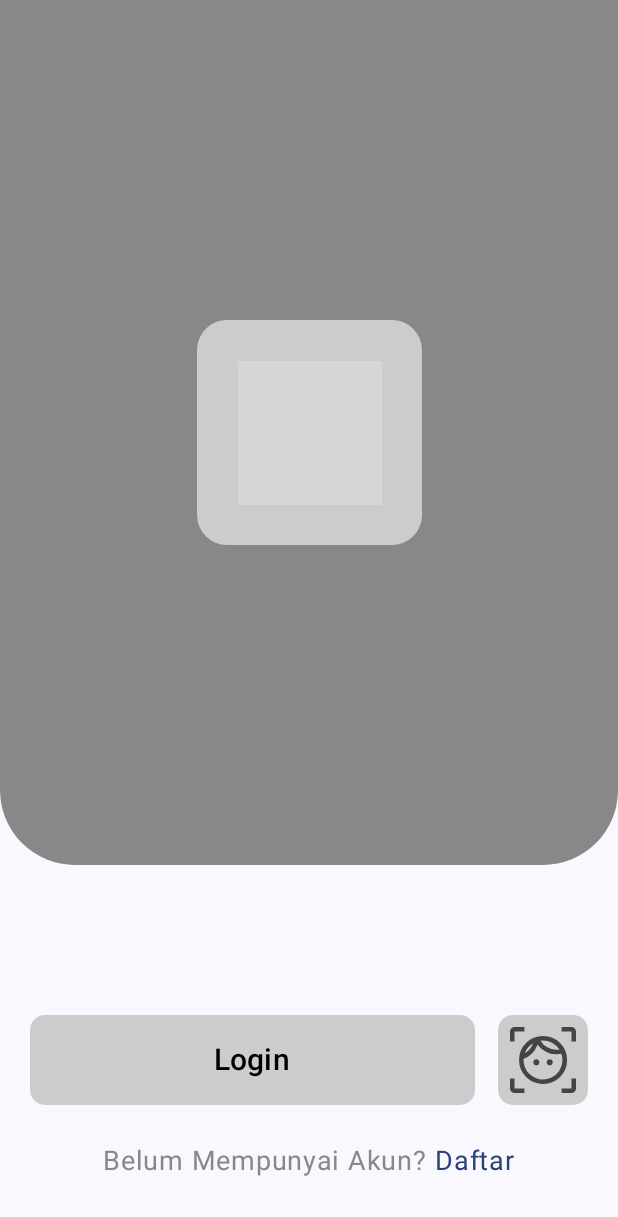
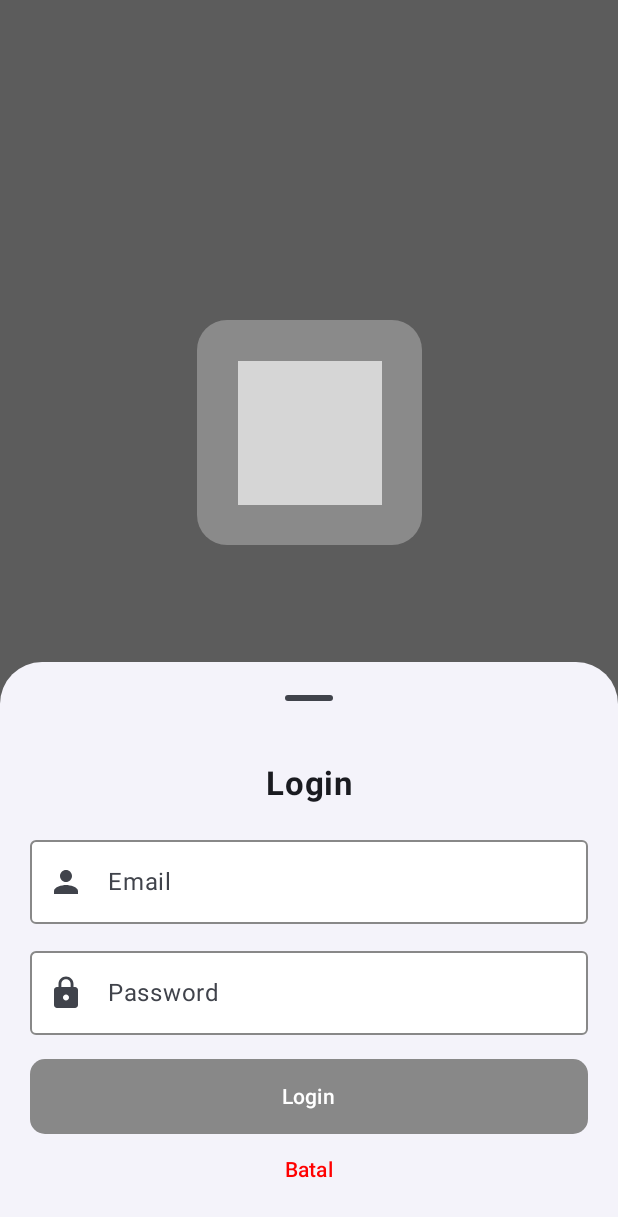
Before and after one commit to AkuShinkai/SmartHome, an Android app built with Jetpack Compose: the screen it shows after launch (MainActivity), after a tap on "Login", on a phone screen of 412 x 824 dp. Shown: the top 1217 px of the screen. Run offline under Robolectric (Android 15) with nearby library versions, the phone set to English and light mode, and no system bars; our stand-ins replace Dagger/Hilt's generated code, Firebase (no records; nobody signed in at launch, a user with empty details on screens opened directly); grey boxes are pictures that could not be loaded.

Commit message:
Login Menggunakan Akun Berhasil

```diff
--- a/app/src/main/java/com/example/smarthome/navigation/NavGraph.kt
+++ b/app/src/main/java/com/example/smarthome/navigation/NavGraph.kt
@@ -6,6 +6,7 @@ import androidx.navigation.compose.NavHost
 import androidx.navigation.compose.composable
 import com.example.smarthome.ui.screens.AuthScreen
 import com.example.smarthome.ui.screens.FaceRegisterScreen
+import com.example.smarthome.ui.screens.HomeScreen
 //import com.example.smarthome.ui.screens.HomeScreen
 import com.example.smarthome.ui.screens.RegisterScreen
 
@@ -26,9 +27,9 @@ fun NavGraph(navController: NavHostController) {
         composable(Screen.Auth.route) {
             AuthScreen(navController)
         }
-//        composable(Screen.Home.route) {
-//            HomeScreen(navController)
-//        }
+        composable(Screen.Home.route) {
+            HomeScreen(navController)
+        }
         composable(Screen.Register.route) {
             RegisterScreen(navController)
         }
--- /dev/null
+++ b/app/src/main/java/com/example/smarthome/ui/component/LoginBottomSheet.kt
@@ -0,0 +1,116 @@
+package com.example.smarthome.ui.component
+
+import androidx.compose.foundation.layout.Column
+import androidx.compose.foundation.layout.Spacer
+import androidx.compose.foundation.layout.fillMaxWidth
+import androidx.compose.foundation.layout.height
+import androidx.compose.foundation.layout.padding
+import androidx.compose.foundation.shape.RoundedCornerShape
+import androidx.compose.material.icons.Icons
+import androidx.compose.material.icons.filled.Lock
+import androidx.compose.material.icons.filled.Person
+import androidx.compose.material3.Button
+import androidx.compose.material3.ButtonDefaults
+import androidx.compose.material3.ExperimentalMaterial3Api
+import androidx.compose.material3.Icon
+import androidx.compose.material3.ModalBottomSheet
+import androidx.compose.material3.OutlinedTextField
+import androidx.compose.material3.Text
+import androidx.compose.material3.TextButton
+import androidx.compose.material3.TextFieldDefaults
+import androidx.compose.runtime.Composable
+import androidx.compose.runtime.getValue
+import androidx.compose.runtime.mutableStateOf
+import androidx.compose.runtime.remember
+import androidx.compose.runtime.setValue
+import androidx.compose.ui.Alignment
+import androidx.compose.ui.Modifier
+import androidx.compose.ui.graphics.Color
+import androidx.compose.ui.text.font.FontWeight
+import androidx.compose.ui.text.input.PasswordVisualTransformation
+import androidx.compose.ui.tooling.preview.Preview
+import androidx.compose.ui.unit.dp
+import androidx.compose.ui.unit.sp
+
+@OptIn(ExperimentalMaterial3Api::class)
+@Composable
+fun LoginBottomSheet(onDismiss: () -> Unit, onLogin: (String, String) -> Unit) {
+    var email by remember { mutableStateOf("") }
+    var password by remember { mutableStateOf("") }
+
+    ModalBottomSheet(onDismissRequest = onDismiss) {
+        Column(
+            modifier = Modifier
+                .fillMaxWidth()
+                .padding(20.dp),
+            horizontalAlignment = Alignment.CenterHorizontally
+        ) {
+            Text("Login", fontWeight = FontWeight.Bold, fontSize = 22.sp)
+
+            Spacer(modifier = Modifier.height(16.dp))
+
+            OutlinedTextField(
+                value = email,
+                onValueChange = { email = it },
+                label = { Text("Email") },
+                leadingIcon = { Icon(Icons.Default.Person, contentDescription = "Email Icon") },
+                modifier = Modifier.fillMaxWidth(),
+                colors = TextFieldDefaults.outlinedTextFieldColors(
+                    containerColor = Color.White,
+                    focusedBorderColor = Color.Blue,
+                    unfocusedBorderColor = Color.Gray,
+                    cursorColor = Color.Black,
+                    unfocusedTextColor = Color.Gray,
+                    focusedTextColor = Color.Black,
+                    focusedLabelColor = Color.White
+                )
+            )
+
+            Spacer(modifier = Modifier.height(10.dp))
+
+            OutlinedTextField(
+                value = password,
+                onValueChange = { password = it },
+                label = { Text("Password") },
+                leadingIcon = { Icon(Icons.Default.Lock, contentDescription = "Password Icon") },
+                visualTransformation = PasswordVisualTransformation(),
+                modifier = Modifier.fillMaxWidth(),
+                colors = TextFieldDefaults.outlinedTextFieldColors(
+                    containerColor = Color.White,
+                    focusedBorderColor = Color.Blue,
+                    unfocusedBorderColor = Color.Gray,
+                    cursorColor = Color.Black,
+                    unfocusedTextColor = Color.Gray,
+                    focusedTextColor = Color.Black,
+                    focusedLabelColor = Color.White
+                )
+            )
+
+            Spacer(modifier = Modifier.height(16.dp))
+
+            Button(
+                onClick = { onLogin(email, password) },
+                shape = RoundedCornerShape(10.dp),
+                modifier = Modifier
+                    .fillMaxWidth()
+                    .height(50.dp),
+                colors = ButtonDefaults.buttonColors(containerColor = Color.Gray),
+            ) {
+                Text("Login")
+            }
+
+            TextButton(onClick = onDismiss) {
+                Text("Batal", color = Color.Red)
+            }
+        }
+    }
+}
+
+@Preview(showBackground = true)
+@Composable
+fun PreviewLoginBottomSheet() {
+    LoginBottomSheet(
+        onDismiss = {},
+        onLogin = { _, _ -> }
+    )
+}
--- a/app/src/main/java/com/example/smarthome/ui/screens/AuthScreen.kt
+++ b/app/src/main/java/com/example/smarthome/ui/screens/AuthScreen.kt
@@ -1,5 +1,8 @@
 package com.example.smarthome.ui.screens
 
+import android.content.Context
+import android.util.Patterns
+import android.widget.Toast
 import androidx.compose.foundation.Image
 import androidx.compose.foundation.background
 import androidx.compose.foundation.clickable
@@ -14,27 +17,41 @@ import androidx.compose.foundation.layout.padding
 import androidx.compose.foundation.layout.size
 import androidx.compose.foundation.layout.width
 import androidx.compose.foundation.shape.RoundedCornerShape
+import androidx.compose.material3.AlertDialog
 import androidx.compose.material3.Button
 import androidx.compose.material3.ButtonDefaults
 import androidx.compose.material3.Icon
 import androidx.compose.material3.IconButton
 import androidx.compose.material3.MaterialTheme
 import androidx.compose.material3.Text
+import androidx.compose.material3.TextButton
 import androidx.compose.runtime.Composable
+import androidx.compose.runtime.getValue
+import androidx.compose.runtime.mutableStateOf
+import androidx.compose.runtime.remember
+import androidx.compose.runtime.setValue
 import androidx.compose.ui.Alignment
 import androidx.compose.ui.Modifier
 import androidx.compose.ui.draw.clip
 import androidx.compose.ui.graphics.Color
+import androidx.compose.ui.platform.LocalContext
 import androidx.compose.ui.res.painterResource
 import androidx.compose.ui.tooling.preview.Preview
 import androidx.compose.ui.unit.dp
 import androidx.compose.ui.unit.sp
+import androidx.core.app.NotificationCompat
 import androidx.navigation.NavController
 import com.example.smarthome.R
+import com.example.smarthome.ui.component.LoginBottomSheet
 import com.example.smarthome.ui.navigation.Screen
+import com.google.firebase.auth.FirebaseAuth
 
 @Composable
 fun AuthScreen(navController: NavController?) {
+    var showLoginSheet by remember { mutableStateOf(false) }
+    var loginError by remember { mutableStateOf<String?>(null) }
+    val context = LocalContext.current
+
     Column(
         modifier = Modifier.fillMaxSize()
             .background(Color.Transparent)
@@ -70,14 +87,14 @@ fun AuthScreen(navController: NavController?) {
                 .padding(horizontal = 20.dp),
             horizontalAlignment = Alignment.CenterHorizontally
         ) {
-            Spacer(modifier = Modifier.height(100.dp)) // Tombol agak turun
+            Spacer(modifier = Modifier.height(100.dp))
 
-            // **Tombol Login & Face Recognition (Sejajar Horizontal)**
+            // **Tombol Login & Face Recognition**
             Row(
                 verticalAlignment = Alignment.CenterVertically
             ) {
                 Button(
-                    onClick = { navController?.navigate(Screen.Login.route) },
+                    onClick = { showLoginSheet = true },
                     shape = RoundedCornerShape(10.dp),
                     colors = ButtonDefaults.buttonColors(containerColor = Color.LightGray),
                     modifier = Modifier
@@ -93,7 +110,7 @@ fun AuthScreen(navController: NavController?) {
                     onClick = { navController?.navigate(Screen.FaceLogin.route) },
                     modifier = Modifier
                         .size(60.dp)
-                        .clip(RoundedCornerShape(10.dp)) // Mengubah dari CircleShape ke RoundedCornerShape
+                        .clip(RoundedCornerShape(10.dp))
                         .background(Color.LightGray)
                 ) {
                     Icon(
@@ -104,7 +121,7 @@ fun AuthScreen(navController: NavController?) {
                 }
             }
 
-            Spacer(modifier = Modifier.height(25.dp)) // Jarak ke teks lebih besar
+            Spacer(modifier = Modifier.height(25.dp))
 
             // **Navigasi ke Halaman Registrasi**
             Row {
@@ -119,6 +136,77 @@ fun AuthScreen(navController: NavController?) {
             }
         }
     }
+
+    // **Login Bottom Sheet**
+    if (showLoginSheet) {
+        LoginBottomSheet(
+            onDismiss = { showLoginSheet = false },
+            onLogin = { email, password ->
+                val validationError = validateLogin(email, password)
+                if (validationError != null) {
+                    loginError = validationError
+                    return@LoginBottomSheet
+                }
+
+                FirebaseAuth.getInstance().signInWithEmailAndPassword(email, password)
+                    .addOnSuccessListener {
+                        Toast.makeText(context, "Login Berhasil!", Toast.LENGTH_SHORT).show()
+                        showNotification(context, "Smart Home", "Selamat datang di aplikasi!")
+
+                        navController?.navigate(Screen.Home.route)
+                        showLoginSheet = false
+                    }
+                    .addOnFailureListener {
+                        loginError = it.localizedMessage
+//                        Toast.makeText(context, "Login Gagal", Toast.LENGTH_SHORT).show()
+                    }
+            }
+        )
+    }
+
+    // **Menampilkan error jika login gagal**
+    loginError?.let {
+        AlertDialog(
+            onDismissRequest = { loginError = null },
+            title = { Text("Login Gagal") },
+            text = { Text(it) },
+            confirmButton = {
+                TextButton(onClick = { loginError = null }) {
+                    Text("OK")
+                }
+            }
+        )
+    }
+}
+
+// **Validasi Login**
+fun validateLogin(email: String, password: String): String? {
+    if (email.isEmpty() || password.isEmpty()) {
+        return "Email dan Password tidak boleh kosong."
+    }
+    if (!Patterns.EMAIL_ADDRESS.matcher(email).matches()) {
+        return "Format email tidak valid."
+    }
+    if (password.length < 6) {
+        return "Password minimal 6 karakter."
+    }
+    return null
+}
+
+// **Fungsi untuk Menampilkan Notifikasi**
+fun showNotification(context: Context, title: String, message: String) {
+    val notificationId = 1
+    val channelId = "smarthome_notifications"
+
+    val notification = NotificationCompat.Builder(context, channelId)
+        .setSmallIcon(R.drawable.ic_launcher_foreground)
+        .setContentTitle(title)
+        .setContentText(message)
+        .setPriority(NotificationCompat.PRIORITY_HIGH)
+        .setAutoCancel(true)
+        .build()
+//
+//    NotificationManagerCompat.from(context).notify(notificationId, notification)
 }
 
 // **Preview Jetpack Compose**
```
Also changed, not shown: app/src/main/java/com/example/smarthome/ui/screens/FaceRegisterScreen.kt (+10 -3 lines), app/src/main/java/com/example/smarthome/ui/screens/HomeScreen.kt (added, +9 -0 lines).
